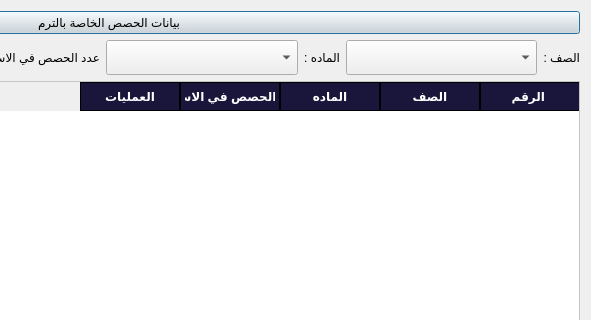
First picture: the form in TermSessionsInit.ui, repository IbnEissa/EduTrackingPublic, before the edit; both pictures show x 373 to 964 and y 0 to 320 of the 964 by 602 pixel window.
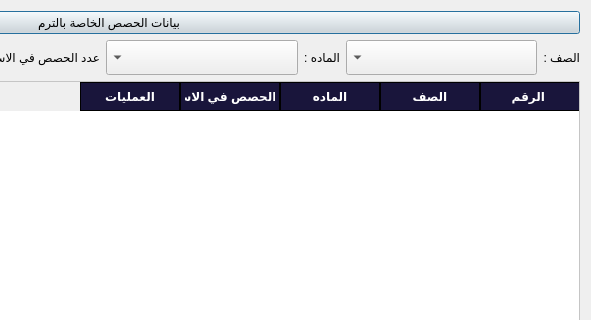
Second picture: the form after the edit. Icons and pictures are not drawn.

Commit message: adding the term classes

What changed in the file:
```diff
--- a/TermSessionsInit.ui
+++ b/TermSessionsInit.ui
@@ -95,6 +95,12 @@
              <height>35</height>
             </size>
            </property>
+           <property name="layoutDirection">
+            <enum>Qt::RightToLeft</enum>
+           </property>
+           <property name="styleSheet">
+            <string notr="true">font: 10pt &quot;Mohammad Annoktah&quot;;</string>
+           </property>
           </widget>
          </item>
          <item>
@@ -115,6 +121,12 @@
              <height>35</height>
             </size>
            </property>
+           <property name="layoutDirection">
+            <enum>Qt::RightToLeft</enum>
+           </property>
+           <property name="styleSheet">
+            <string notr="true">font: 10pt &quot;Mohammad Annoktah&quot;;</string>
+           </property>
           </widget>
          </item>
          <item>
```
The commit also changes 31 other files.
